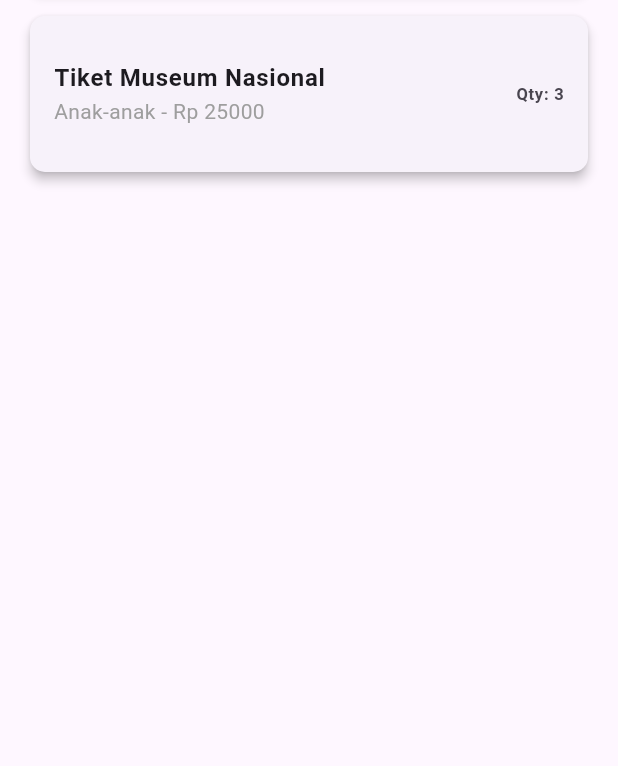
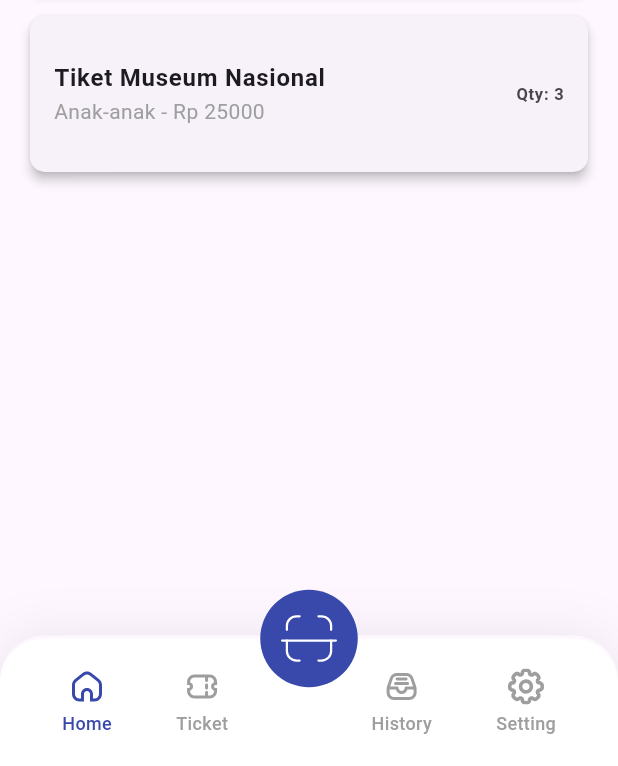
Before and after one commit to ikhsan27-max/tiket-wisata, a Flutter app: the MainPage screen opened by its route, item 2 of the bottom bar chosen, after a tap on "Home", on a phone screen of 412 x 824 dp, the part 470-1236 px from its top. Run offline on Flutter 3.47's test engine with Material 3 defaults, Android fonts, the phone set to English and light mode, and no system bars; our stand-ins replace flutter_svg.

Commit message:
tiket_wisata

```diff
--- a/lib/components/main_page.dart
+++ b/lib/components/main_page.dart
@@ -1,8 +1,9 @@
-import 'package:flutter/material.dart';
 import 'package:tiket_wisata/gen/assets.gen.dart';
 import 'package:tiket_wisata/constants/colors.dart';
-import 'package:tiket_wisata/widgets/nav_item.dart' as widgets;
-import 'package:tiket_wisata/pages/order_page.dart';
+import 'package:flutter/material.dart';
+
+import '../widgets/nav_item.dart';
+import '../pages/order_page.dart';
 
 class MainPage extends StatefulWidget {
   const MainPage({super.key});
@@ -13,100 +14,64 @@ class MainPage extends StatefulWidget {
 
 class _MainPageState extends State<MainPage> {
   int _selectedIndex = 0;
-  String _currentPage = 'Home';
-
-  void _changePage(int index, String title) {
-    setState(() {
-      _selectedIndex = index;
-      _currentPage = title;
-    });
-  }
 
   @override
   Widget build(BuildContext context) {
     return Scaffold(
-      body: Center(
-        child: Column(
-          mainAxisAlignment: MainAxisAlignment.center,
-          children: [
-            Text(
-              'Ini halaman $_currentPage',
-              style: TextStyle(
-                fontSize: 24,
-                fontWeight: FontWeight.bold,
-                color: AppColors.textColor,
-              ),
-            ),
-            const SizedBox(height: 20),
-
-            if (_currentPage == 'Home')
-              Assets.icons.nav.home.svg(width: 80, height: 80)
-            else if (_currentPage == 'Ticket')
-              Assets.icons.nav.ticket.svg(width: 80, height: 80)
-            else if (_currentPage == 'History')
-              Assets.icons.nav.history.svg(width: 80, height: 80)
-            else if (_currentPage == 'Settings')
-              Assets.icons.nav.setting.svg(width: 80, height: 80)
-            else if (_currentPage == 'Scan QR')
-              Assets.icons.nav.scan.svg(width: 80, height: 80),
-          ],
-        ),
-      ),
+      // Use a method to get the appropriate page based on _selectedIndex
+      body: _getPage(_selectedIndex),
       bottomNavigationBar: Container(
         padding: const EdgeInsets.all(20.0),
         decoration: BoxDecoration(
-          borderRadius: const BorderRadius.vertical(top: Radius.circular(10)),
+          borderRadius: const BorderRadius.vertical(
+            top: Radius.circular(30),
+          ),
           color: AppColors.backgroundColor,
           boxShadow: [
             BoxShadow(
               offset: const Offset(0, -2),
               blurRadius: 30.0,
+              blurStyle: BlurStyle.outer,
               spreadRadius: 0,
-              color: AppColors.textColor.withOpacity(0.2),
+              color: AppColors.textColor.withOpacity(0.08),
             ),
           ],
         ),
-        height: 100,
         child: Row(
-          mainAxisAlignment: MainAxisAlignment.spaceEvenly,
+          mainAxisAlignment: MainAxisAlignment.spaceAround,
           children: [
-            widgets.NavItem(
+            NavItem(
               iconPath: Assets.icons.nav.home.path,
               label: 'Home',
               isActive: _selectedIndex == 0,
-              onTap: () {
-                Navigator.push(
-                  context,
-                  MaterialPageRoute(builder: (context) => const OrderPage()),
-                );
-              },
+              onTap: () => _onItemTapped(0),
             ),
-            widgets.NavItem(
+            NavItem(
               iconPath: Assets.icons.nav.ticket.path,
               label: 'Ticket',
               isActive: _selectedIndex == 1,
-              onTap: () => _changePage(1, "Ticket"),
+              onTap: () => _onItemTapped(1),
             ),
-            widgets.NavItem(
+            const SizedBox(width: 10.0),
+            NavItem(
               iconPath: Assets.icons.nav.history.path,
               label: 'History',
               isActive: _selectedIndex == 2,
-              onTap: () => _changePage(2, "History"),
+              onTap: () => _onItemTapped(2),
             ),
-            widgets.NavItem(
+            NavItem(
               iconPath: Assets.icons.nav.setting.path,
-              label: 'Settings',
+              label: 'Setting',
               isActive: _selectedIndex == 3,
-              onTap: () => _changePage(3, "Settings"),
+              onTap: () => _onItemTapped(3),
             ),
           ],
         ),
       ),
       floatingActionButton: GestureDetector(
-        onTap: () => _changePage(-1, "Scan QR"),
         child: Container(
           padding: const EdgeInsets.all(12.0),
-          decoration: BoxDecoration(
+          decoration: const BoxDecoration(
             shape: BoxShape.circle,
             color: AppColors.primaryColor,
           ),
@@ -116,4 +81,56 @@ class _MainPageState extends State<MainPage> {
       floatingActionButtonLocation: FloatingActionButtonLocation.centerDocked,
     );
   }
+
+  // Method to return the appropriate page based on index
+  Widget _getPage(int index) {
+    switch (index) {
+      case 0:
+        return const OrderPage();
+      case 1:
+        return _buildTicketPage();
+      case 2:
+        return _buildHistoryPage();
+      case 3:
+        return _buildSettingPage();
+      default:
+        return const OrderPage();
+    }
+  }
+
+  // Ticket page widget
+  Widget _buildTicketPage() {
+    return const Center(
+      child: Text(
+        'Ini halaman Ticket',
+        style: TextStyle(fontSize: 24),
+      ),
+    );
+  }
+
+  // History page widget
+  Widget _buildHistoryPage() {
+    return const Center(
+      child: Text(
+        'Ini halaman History',
+        style: TextStyle(fontSize: 24),
+      ),
+    );
+  }
+
+  // Setting page widget
+  Widget _buildSettingPage() {
+    return const Center(
+      child: Text(
+        'Ini halaman Setting',
+        style: TextStyle(fontSize: 24),
+      ),
+    );
+  }
+
+  void _onItemTapped(int index) {
+    setState(() {
+      _selectedIndex = index;
+    });
+  }
 }
```
